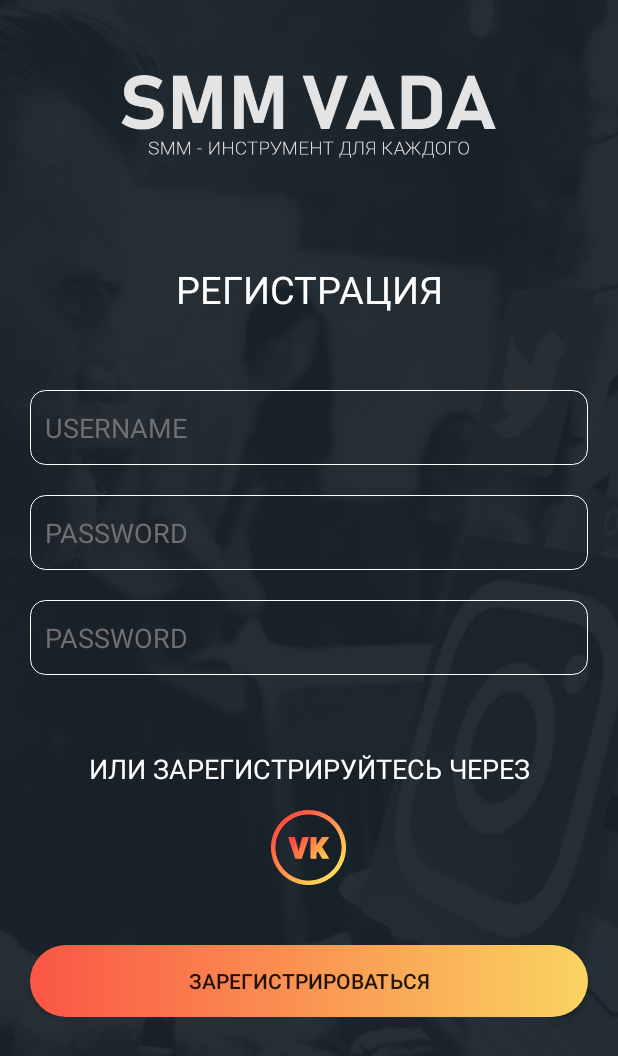
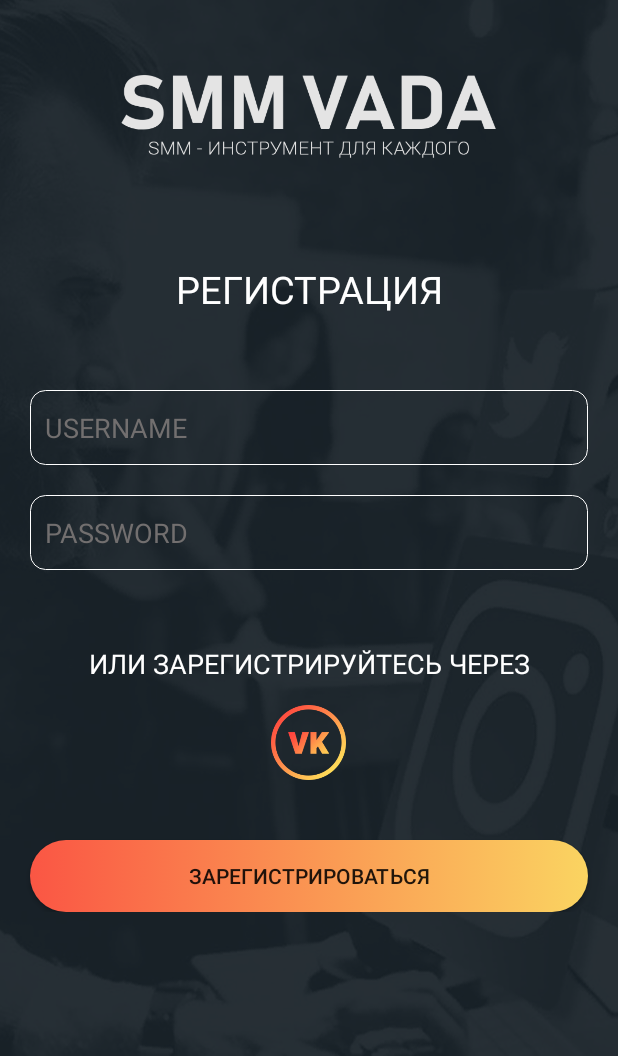
Before and after one commit to HotsHom/repSMM_VADA, an Android app: the fragment RegisterFragment placed in its activity, after a tap on "ЗАРЕГИСТРИРОВАТЬСЯ", on a phone screen of 412 x 824 dp. Shown: the top 1056 px of the screen. Run offline under Robolectric (Android 15) with nearby library versions, the phone set to English and light mode, and no system bars; libraries missing offline, so code that uses them is left out: com.arellomobile.mvp; 1 statement that could not run was skipped.

Commit message:
Link project with server.
1. Login
2. Register
3. RefreshToken

```diff
--- a/app/src/main/java/com/example/kafgoodline/domain/di/models/Token.kt
+++ b/app/src/main/java/com/example/kafgoodline/domain/di/models/Token.kt
@@ -1,6 +1,7 @@
 package com.example.kafgoodline.domain.di.models
 
 data class Token(
-    val access: String,
-    val refresh: String
+
+    val username: String? = null,
+    val password: String? = null
 )
--- a/app/src/main/java/com/example/kafgoodline/domain/repositories/rest/api/UserRestApi.kt
+++ b/app/src/main/java/com/example/kafgoodline/domain/repositories/rest/api/UserRestApi.kt
@@ -2,6 +2,7 @@
 
 import com.example.kafgoodline.base.ABaseRestApi
 import com.example.kafgoodline.base.IRestClient
+import com.example.kafgoodline.domain.di.models.Token
 import com.example.kafgoodline.domain.di.models.User
 import com.example.kafgoodline.domain.di.module.NetModule
 import com.example.kafgoodline.domain.repositories.rest.service.IUserRestApiService
@@ -23,6 +24,6 @@
             = service.login(User(username = login, password = password))
 
 
-    fun refreshToken(refreshToken: String)
+    fun refreshToken(refreshToken: String?)
             = service.refreshToken(refreshToken)
 }
--- a/app/src/main/java/com/example/kafgoodline/domain/repositories/rest/service/IUserRestApiService.kt
+++ /dev/null
@@ -1,36 +0,0 @@
-package com.example.kafgoodline.domain.repositories.rest.service
-
-import retrofit2.http.Body
-import retrofit2.http.PUT
-import io.reactivex.Observable
-import retrofit2.http.Header
-import retrofit2.http.POST
-import retrofit2.Call
-import com.example.kafgoodline.domain.di.models.Token
-import com.example.kafgoodline.domain.di.models.User
-
-interface IUserRestApiService {
-
-
-    /**
-     * Регистрация нового профиля пользователя
-     */
-    @PUT("/auth/users/")
-    fun registration(@Body user: User): Call<User>
-
-
-    /**
-     * Авторизация пользователя по существующему профилю
-     */
-    @POST("/auth/jwt/create/")
-    fun login(@Body user: User): Observable<Token>
-
-
-    /**
-     * Будет использовать для обновления текущего токена пользователя
-     */
-    @POST("/auth/jwt/refresh/")
-    fun refreshToken(
-        @Header("refresh_token") refreshToken: String
-    ): Call<Token>
-}
--- a/app/src/main/java/com/example/kafgoodline/presentation/loginScreen/registration/IRegistrationView.kt
+++ b/app/src/main/java/com/example/kafgoodline/presentation/loginScreen/registration/IRegistrationView.kt
@@ -3,7 +3,7 @@
 import com.arellomobile.mvp.MvpView
 
 interface IRegistrationView : MvpView {
-    fun showError(message: String)
+    fun showError(message: String?)
     fun showLoginSc()
 
 }
--- a/app/src/main/java/com/example/kafgoodline/presentation/loginScreen/registration/RegisterFragment.kt
+++ b/app/src/main/java/com/example/kafgoodline/presentation/loginScreen/registration/RegisterFragment.kt
@@ -31,12 +31,21 @@
     override fun onViewCreated(view: View, savedInstanceState: Bundle?) {
         super.onViewCreated(view, savedInstanceState)
 
-        btnDoRegister.setOnClickListener {
-            presenter.registration("${nickname.text}", "${pass1.text}", "${pass2.text}")
+            btnDoRegister.setOnClickListener {
+                val login : String = "${nickname.text}"
+                val password : String = "${pass1.text}"
+
+                if (login.isEmpty() || password.isEmpty()){
+                    toast(R.string.error_login_password)
+                    return@setOnClickListener
+                }
+
+                presenter.registration(login, password)
+
+            }
         }
-    }
 
-    override fun showError(message: String) {
+    override fun showError(message: String?) {
         Toast.makeText(context, message, Toast.LENGTH_LONG).show()
     }
 
--- a/app/src/main/java/com/example/kafgoodline/presentation/loginScreen/registration/RegistratonPresenter.kt
+++ b/app/src/main/java/com/example/kafgoodline/presentation/loginScreen/registration/RegistratonPresenter.kt
@@ -2,6 +2,7 @@
 
 import com.arellomobile.mvp.InjectViewState
 import com.arellomobile.mvp.MvpPresenter
+import com.example.kafgoodline.base.SubRX
 import com.example.kafgoodline.domain.repositories.UserRepository
 import javax.inject.Inject
 
@@ -14,17 +15,17 @@
     @Inject
     constructor()
 
-    fun registration(login: String, pass1: String, pass2: String) {
+    fun registration(login: String, pass1: String) {
 
-        //TODO Инициализация окна блокировки
+        userRepository.registration(SubRX { _, e ->
 
-        userRepository.registration({
-            //TODO Скрытие окна блокировки
-            if (it == "1 : 1 : 1") {
-                viewState.showLoginSc()
-            } else {
-                viewState.showError(it)
+            if (e != null) {
+                e.printStackTrace()
+                viewState.showError(e.message)
+                return@SubRX
             }
-        }, login, pass1, pass2)
+
+            viewState.showLoginSc()
+        }, login, pass1)
     }
 }
--- a/app/src/main/res/layout/fragment_register.xml
+++ b/app/src/main/res/layout/fragment_register.xml
@@ -77,27 +77,7 @@
 
             </LinearLayout>
 
-            <LinearLayout
-                android:layout_width="match_parent"
-                android:layout_height="wrap_content"
-                android:orientation="horizontal"
-                android:layout_marginLeft="20dp"
-                android:layout_marginRight="20dp"
-                android:layout_marginTop="20dp">
 
-                <EditText
-                    android:id="@+id/pass2"
-                    android:textColor="#fff"
-                    android:layout_width="match_parent"
-                    android:layout_height="50dp"
-                    android:background="@drawable/edit_style_white"
-                    android:inputType="textPassword"
-                    android:hint="@string/password"
-                    android:textColorHint="#726F6F"
-                    android:padding="10dp"
-                    android:importantForAutofill="no" />
-
-            </LinearLayout>
 
             <TextView
                 android:layout_width="match_parent"
```
Also changed, not shown: app/src/main/java/com/example/kafgoodline/domain/di/models/User.kt (+4 -3 lines), app/src/main/java/com/example/kafgoodline/domain/repositories/UserRepository.kt (+7 -5 lines), app/src/main/java/com/example/kafgoodline/domain/repositories/local/UserStorage.kt (+8 -6 lines), app/src/main/java/com/example/kafgoodline/domain/repositories/rest/TokenInterceptor.kt (+4 -3 lines), 1 other file.
